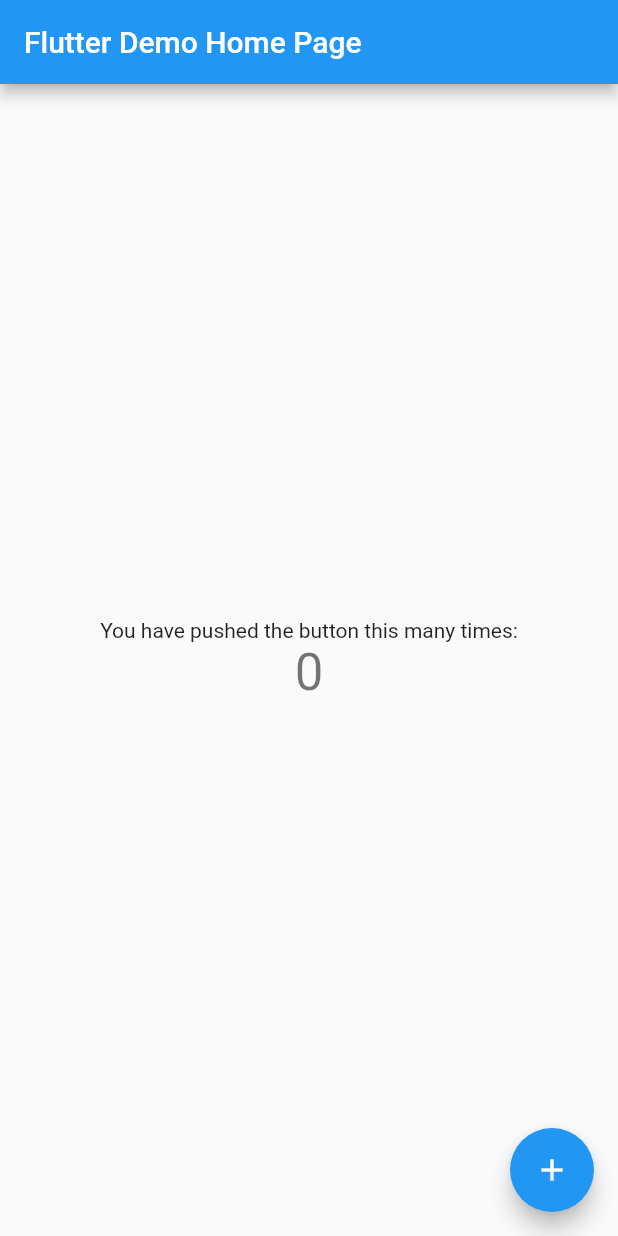
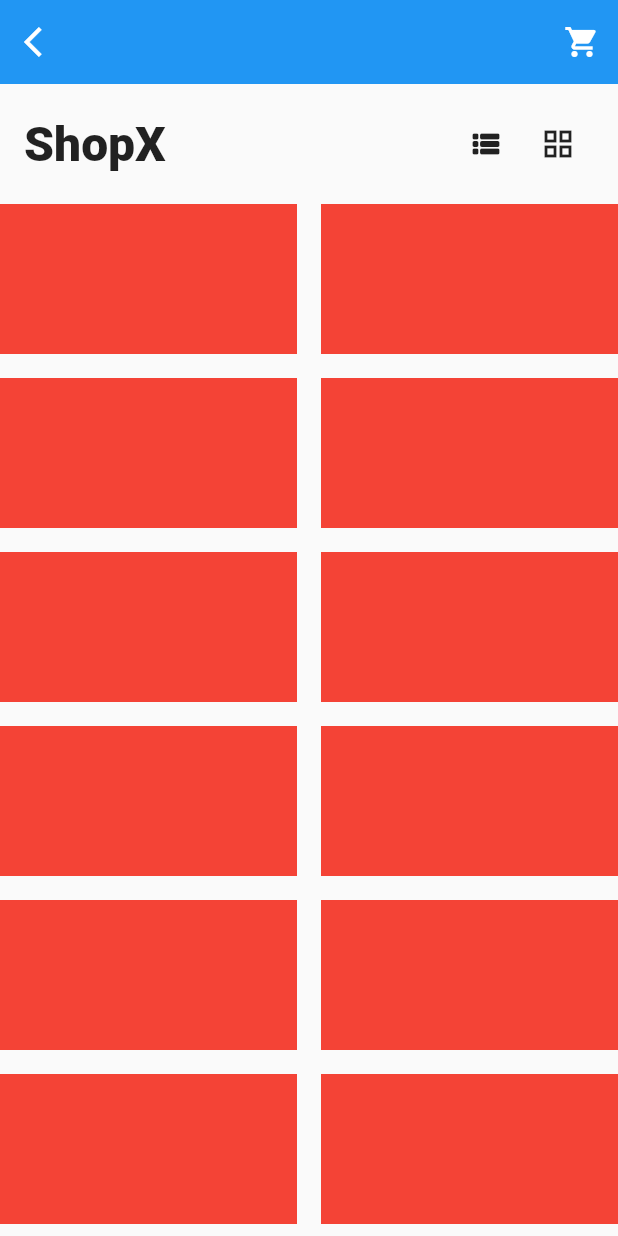
Before and after one commit to bashiryousufy/shopping_flutter_app, a Flutter app: the screen it shows after launch, on a phone screen of 412 x 824 dp. Run offline on Flutter 3.47's test engine with Material 2 defaults, Android fonts, the phone set to English and light mode, and no system bars; Roboto replaces fonts that are missing (avenir).

Commit message:
added homepage ui

```diff
--- a/lib/main.dart
+++ b/lib/main.dart
@@ -1,4 +1,5 @@
 import 'package:flutter/material.dart';
+import 'package:shopping_app/views/homepage.dart';
 
 void main() {
   runApp(MyApp());
@@ -9,105 +10,12 @@ class MyApp extends StatelessWidget {
   @override
   Widget build(BuildContext context) {
     return MaterialApp(
+      debugShowCheckedModeBanner: false,
       title: 'Flutter Demo',
       theme: ThemeData(
-        // This is the theme of your application.
-        //
-        // Try running your application with "flutter run". You'll see the
-        // application has a blue toolbar. Then, without quitting the app, try
-        // changing the primarySwatch below to Colors.green and then invoke
-        // "hot reload" (press "r" in the console where you ran "flutter run",
-        // or simply save your changes to "hot reload" in a Flutter IDE).
-        // Notice that the counter didn't reset back to zero; the application
-        // is not restarted.
         primarySwatch: Colors.blue,
       ),
-      home: MyHomePage(title: 'Flutter Demo Home Page'),
+      home: HomePage(),
     );
   }
 }
-
-class MyHomePage extends StatefulWidget {
-  MyHomePage({Key? key, required this.title}) : super(key: key);
-
-  // This widget is the home page of your application. It is stateful, meaning
-  // that it has a State object (defined below) that contains fields that affect
-  // how it looks.
-
-  // This class is the configuration for the state. It holds the values (in this
-  // case the title) provided by the parent (in this case the App widget) and
-  // used by the build method of the State. Fields in a Widget subclass are
-  // always marked "final".
-
-  final String title;
-
-  @override
-  _MyHomePageState createState() => _MyHomePageState();
-}
-
-class _MyHomePageState extends State<MyHomePage> {
-  int _counter = 0;
-
-  void _incrementCounter() {
-    setState(() {
-      // This call to setState tells the Flutter framework that something has
-      // changed in this State, which causes it to rerun the build method below
-      // so that the display can reflect the updated values. If we changed
-      // _counter without calling setState(), then the build method would not be
-      // called again, and so nothing would appear to happen.
-      _counter++;
-    });
-  }
-
-  @override
-  Widget build(BuildContext context) {
-    // This method is rerun every time setState is called, for instance as done
-    // by the _incrementCounter method above.
-    //
-    // The Flutter framework has been optimized to make rerunning build methods
-    // fast, so that you can just rebuild anything that needs updating rather
-    // than having to individually change instances of widgets.
-    return Scaffold(
-      appBar: AppBar(
-        // Here we take the value from the MyHomePage object that was created by
-        // the App.build method, and use it to set our appbar title.
-        title: Text(widget.title),
-      ),
-      body: Center(
-        // Center is a layout widget. It takes a single child and positions it
-        // in the middle of the parent.
-        child: Column(
-          // Column is also a layout widget. It takes a list of children and
-          // arranges them vertically. By default, it sizes itself to fit its
-          // children horizontally, and tries to be as tall as its parent.
-          //
-          // Invoke "debug painting" (press "p" in the console, choose the
-          // "Toggle Debug Paint" action from the Flutter Inspector in Android
-          // Studio, or the "Toggle Debug Paint" command in Visual Studio Code)
-          // to see the wireframe for each widget.
-          //
-          // Column has various properties to control how it sizes itself and
-          // how it positions its children. Here we use mainAxisAlignment to
-          // center the children vertically; the main axis here is the vertical
-          // axis because Columns are vertical (the cross axis would be
-          // horizontal).
-          mainAxisAlignment: MainAxisAlignment.center,
-          children: <Widget>[
-            Text(
-              'You have pushed the button this many times:',
-            ),
-            Text(
-              '$_counter',
-              style: Theme.of(context).textTheme.headline4,
-            ),
-          ],
-        ),
-      ),
-      floatingActionButton: FloatingActionButton(
-        onPressed: _incrementCounter,
-        tooltip: 'Increment',
-        child: Icon(Icons.add),
-      ), // This trailing comma makes auto-formatting nicer for build methods.
-    );
-  }
-}
--- /dev/null
+++ b/lib/views/homepage.dart
@@ -0,0 +1,65 @@
+import 'package:flutter/material.dart';
+import 'package:flutter_staggered_grid_view/flutter_staggered_grid_view.dart';
+
+class HomePage extends StatelessWidget {
+  const HomePage({Key? key}) : super(key: key);
+
+  @override
+  Widget build(BuildContext context) {
+    return Scaffold(
+      appBar: AppBar(
+        elevation: 0,
+        leading: Icon(
+          Icons.arrow_back_ios,
+        ),
+        actions: [
+          IconButton(
+            icon: Icon(
+              Icons.shopping_cart,
+            ),
+            onPressed: () {},
+          )
+        ],
+      ),
+      body: Column(
+        children: [
+          Padding(
+            padding: const EdgeInsets.all(16),
+            child: Row(
+              children: [
+                Expanded(
+                  child: Text(
+                    'ShopX',
+                    style: TextStyle(
+                        fontFamily: 'avenir',
+                        fontSize: 32,
+                        fontWeight: FontWeight.w900),
+                  ),
+                ),
+                IconButton(
+                    icon: Icon(Icons.view_list_rounded), onPressed: () {}),
+                IconButton(icon: Icon(Icons.grid_view), onPressed: () {}),
+              ],
+            ),
+          ),
+          Expanded(
+            child: StaggeredGridView.countBuilder(
+              crossAxisCount: 2,
+              itemCount: 100,
+              crossAxisSpacing: 16,
+              mainAxisSpacing: 16,
+              itemBuilder: (context, index) {
+                return Container(
+                  height: 100,
+                  width: 100,
+                  color: Colors.red,
+                );
+              },
+              staggeredTileBuilder: (index) => StaggeredTile.fit(1),
+            ),
+          ),
+        ],
+      ),
+    );
+  }
+}
--- a/pubspec.yaml
+++ b/pubspec.yaml
@@ -23,6 +23,9 @@ environment:
 dependencies:
   flutter:
     sdk: flutter
+  flutter_staggered_grid_view: ^0.4.0
+  get: ^4.3.8
+  http: ^0.13.3
 
 
   # The following adds the Cupertino Icons font to your application.
```
Also changed, not shown: pubspec.lock.
